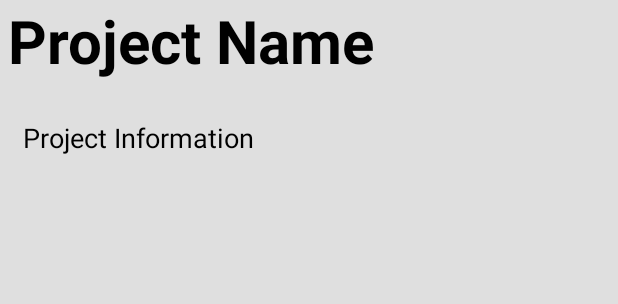
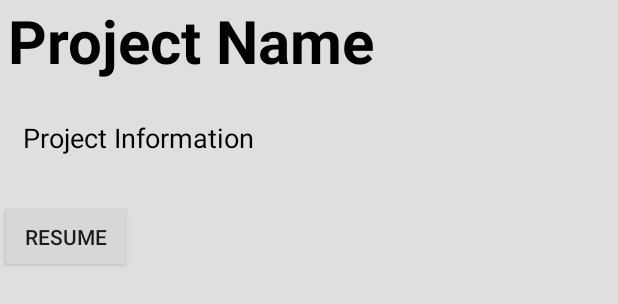
Before and after one commit to ecaft/Android-Project-Showcase, an Android app: the layout fragment_info.xml on its own in the app's theme, with its tools: preview values and no code run, on a phone screen of 412 x 824 dp. Shown: the top 304 px of the screen. Run offline under Robolectric (Android 15) with nearby library versions, the phone set to English and light mode, and no system bars.

Commit message:
button added

```diff
--- a/app/src/main/res/layout/fragment_info.xml
+++ b/app/src/main/res/layout/fragment_info.xml
@@ -16,7 +16,7 @@
 
         <TextView
              android:id="@+id/project_details_name"
-            android:layout_width="fill_parent"
+             android:layout_width="wrap_content"
              android:layout_height="wrap_content"
              android:paddingLeft="5dp"
              android:paddingBottom="15dp"
@@ -46,5 +46,11 @@
             app:layout_constraintEnd_toEndOf="parent"
             app:layout_constraintStart_toStartOf="parent"
             app:layout_constraintTop_toTopOf="parent" />
+
+        <Button
+            android:layout_width="wrap_content"
+            android:layout_height="wrap_content"
+            android:text="Resume"
+            android:onClick="startWebView"/>
     </LinearLayout>
 </ScrollView>
```
Lines whose indentation alone changed are shown as unchanged.
